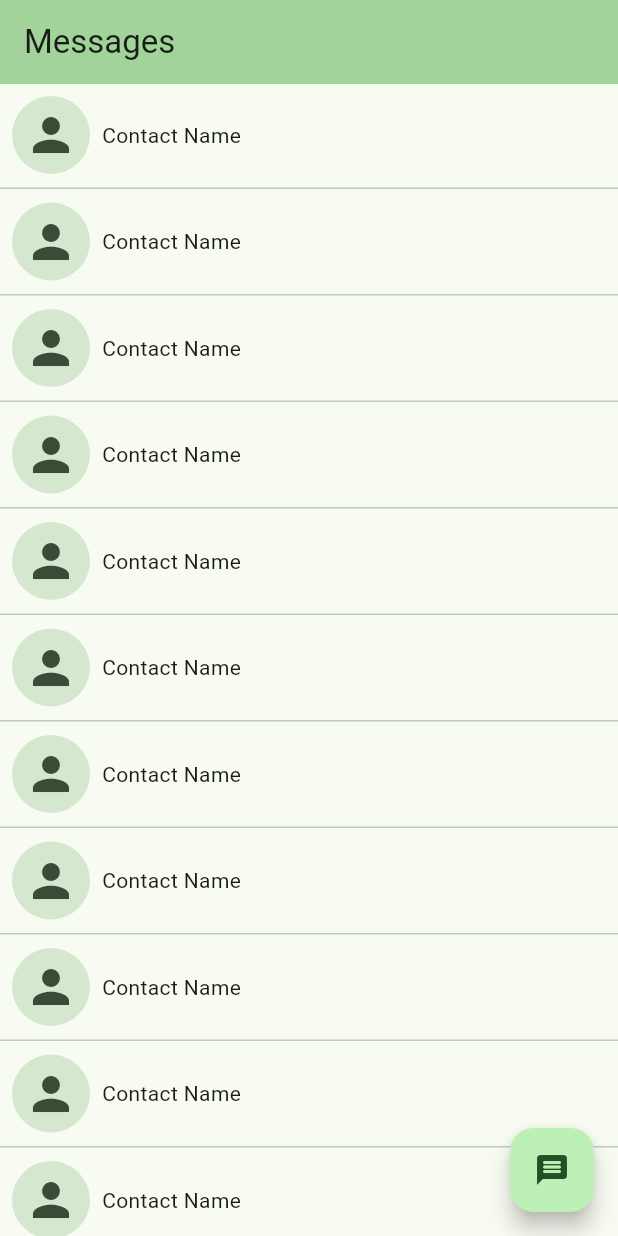
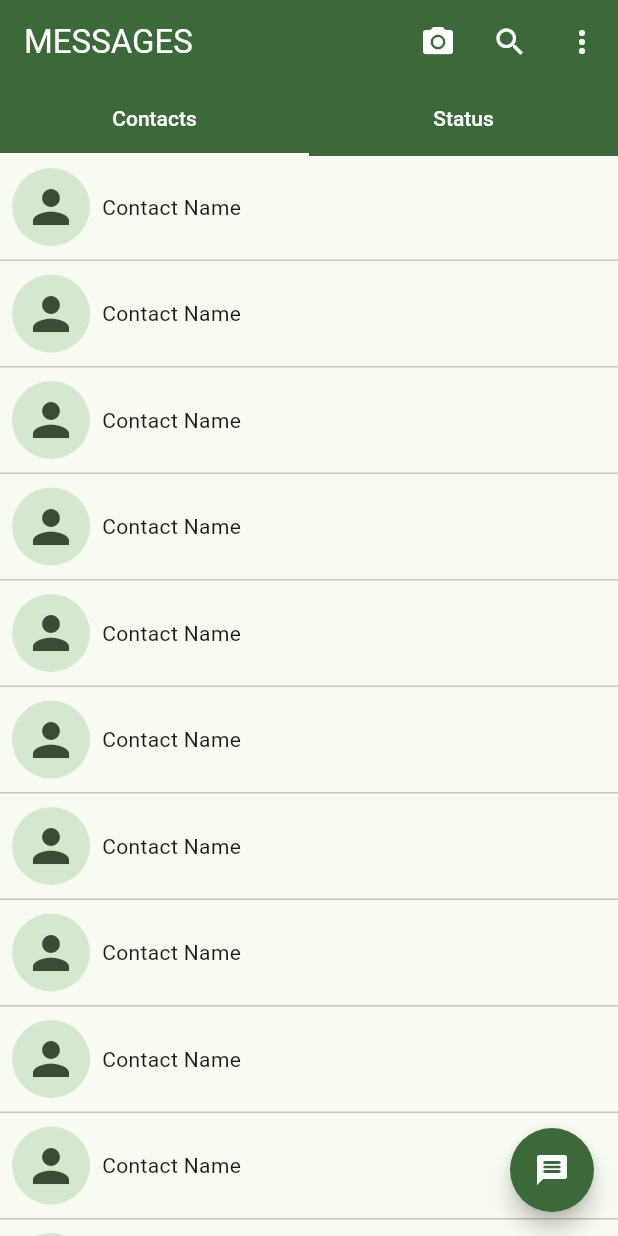
Before and after one commit to eray-k/wa_clone, a Flutter app: the screen it shows after launch, on a phone screen of 412 x 824 dp. Run offline on Flutter 3.47's test engine with Material 2 defaults, Android fonts, the light colour scheme and no system bars.

Commit message:
tab bar and ui changes

```diff
--- a/lib/main.dart
+++ b/lib/main.dart
@@ -11,6 +11,7 @@ class MyApp extends StatelessWidget {
   @override
   Widget build(BuildContext context) {
     return MaterialApp(
+      debugShowCheckedModeBanner: false,
       title: 'Flutter Demo',
       theme: ThemeData(
         colorScheme: ColorScheme.fromSeed(seedColor: Colors.green),
@@ -24,22 +25,83 @@ class MyApp extends StatelessWidget {
 class HomePage extends StatelessWidget {
   const HomePage({super.key});
 
+  TabBar get _tabBar => const TabBar(
+        labelColor: Colors.white,
+        unselectedLabelColor: Colors.white,
+        indicatorColor: Colors.white,
+        indicatorSize: TabBarIndicatorSize.tab,
+        tabs: [
+          Tab(text: 'Contacts'),
+          Tab(text: 'Status'),
+        ],
+      );
+
   @override
   Widget build(BuildContext context) {
-    return Scaffold(
+    return DefaultTabController(
+      length: 2,
+      child: Scaffold(
         appBar: AppBar(
-        title: const Text('Messages'),
-        backgroundColor: Theme.of(context).colorScheme.inversePrimary,
+          title: const Text(
+            'MESSAGES',
+            style: TextStyle(color: Colors.white),
           ),
-      body: ListView.builder(
+          backgroundColor: Theme.of(context).colorScheme.primary,
+          actions: [
+            IconButton(
+                onPressed: () {},
+                icon: const Icon(
+                  Icons.camera_alt,
+                  color: Colors.white,
+                )),
+            IconButton(
+                onPressed: () {},
+                icon: const Icon(
+                  Icons.search,
+                  color: Colors.white,
+                )),
+            IconButton(
+                onPressed: () {},
+                icon: const Icon(Icons.more_vert, color: Colors.white)),
+          ],
+          bottom: PreferredSize(
+              preferredSize: _tabBar.preferredSize,
+              child: Material(
+                color: Theme.of(context).colorScheme.primary,
+                child: Theme(
+                    data: ThemeData().copyWith(splashColor: Colors.white10),
+                    child: _tabBar),
+              )),
+        ),
+        body: Column(
+          children: [
+            Expanded(
+              child: TabBarView(children: [
+                ListView.builder(
                   itemCount: 20,
                   itemBuilder: (context, index) {
                     return const ContactCard();
                   },
                 ),
+                ListView.builder(
+                  itemCount: 20,
+                  itemBuilder: (context, index) {
+                    return const ContactCard();
+                  },
+                ),
+              ]),
+            ),
+          ],
+        ),
         floatingActionButton: FloatingActionButton(
           onPressed: () {},
-        child: const Icon(Icons.message_rounded),
+          shape: const CircleBorder(),
+          backgroundColor: Theme.of(context).colorScheme.primary,
+          child: const Icon(
+            Icons.message_rounded,
+            color: Colors.white,
+          ),
+        ),
       ),
     );
   }
```
Lines whose indentation alone changed are shown as unchanged.
